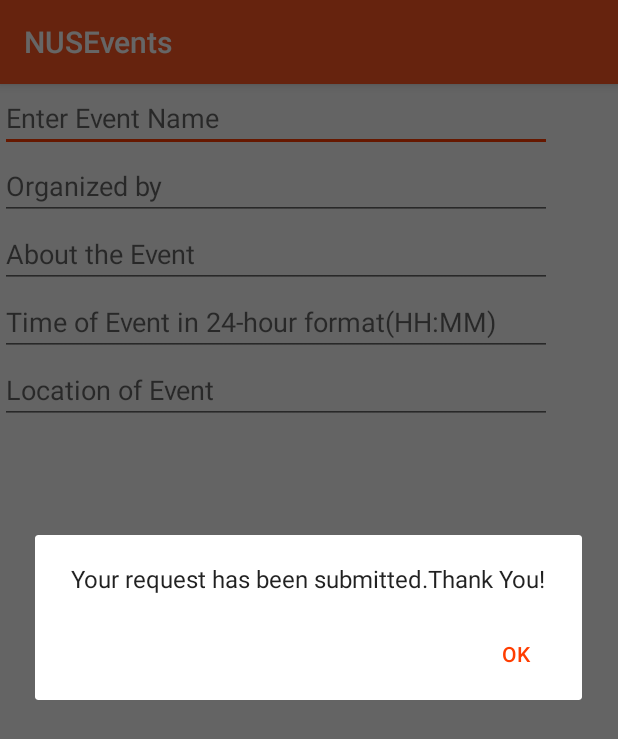
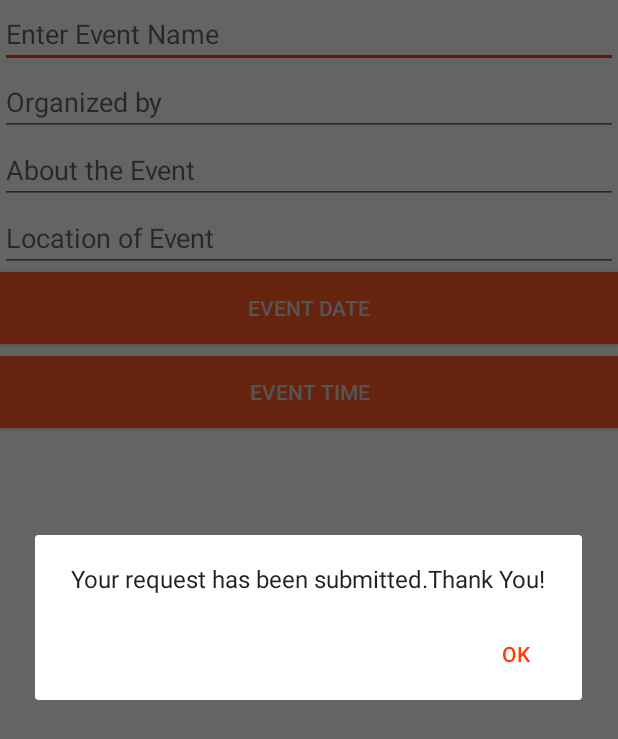
Before and after one commit to tshradheya/NUSEvents-Orbital, an Android app: the Details screen opened directly, with no data from a screen before it, after a tap on "SUBMIT REQUEST", on a phone screen of 412 x 824 dp. Shown: the top 739 px of the screen. Run offline under Robolectric (Android 15) with nearby library versions, the phone set to English and light mode, and no system bars; our stand-ins replace Firebase (no records; nobody signed in at launch, a user with empty details on screens opened directly); libraries missing offline, so code that uses them is left out: com.firebase.client.

Commit message:
Date and Time Picker

```diff
--- a/app/build.gradle
+++ b/app/build.gradle
@@ -42,6 +42,7 @@ dependencies {
     compile 'com.google.firebase:firebase-database:11.0.0'
     compile 'com.firebaseui:firebase-ui-auth:1.2.0'
     compile 'com.google.android.gms:play-services:11.0.0'
+    compile 'com.android.support:support-v4:25.3.1'
     testCompile 'junit:junit:4.12'
 }
 
@@ -56,4 +57,6 @@ dependencies {
 
 
 
+
+
 apply plugin: 'com.google.gms.google-services'
--- a/app/src/main/java/com/example/android/nusevents/Details.java
+++ b/app/src/main/java/com/example/android/nusevents/Details.java
@@ -1,21 +1,38 @@
 package com.example.android.nusevents;
 
 import android.app.AlertDialog;
+import android.app.DialogFragment;
+import android.app.Fragment;
 import android.content.DialogInterface;
+import android.support.v4.app.FragmentActivity;
 import android.support.v7.app.AppCompatActivity;
 import android.os.Bundle;
+import android.util.Log;
 import android.view.View;
 import android.widget.Button;
 import android.widget.EditText;
+import android.widget.TextView;
 
 import com.example.android.nusevents.model.EventInfo;
+import com.firebase.client.Firebase;
+import com.google.firebase.auth.FirebaseAuth;
+import com.google.firebase.auth.FirebaseUser;
 import com.google.firebase.database.DatabaseReference;
 import com.google.firebase.database.FirebaseDatabase;
 
 //import static com.example.android.nusevents.MainActivity.displaymessage;
-import static com.example.android.nusevents.model.EventInfo.isAdmin;
+import java.text.ParseException;
+import java.text.SimpleDateFormat;
+import java.util.Calendar;
+import java.util.Date;
 
-public class Details extends AppCompatActivity {
+import static android.R.attr.elegantTextHeight;
+import static android.R.attr.y;
+
+public class Details extends FragmentActivity {
+
+
+
 
     private FirebaseDatabase mFireBaseDataBase;
     private DatabaseReference mEventInfo;
@@ -23,6 +40,14 @@ public class Details extends AppCompatActivity {
     EditText nameField,organizeField,eventField,timeField,locField;
     String name,organize,event,time,location,id;
     final Boolean access=false;
+
+    public static Button timeButton;
+    public static Button dateButton;
+
+    public static int year,month, day, hour,min;
+
+
+
 
     @Override
     protected void onCreate(Bundle savedInstanceState) {
@@ -33,7 +58,8 @@ public class Details extends AppCompatActivity {
         mEventInfo=mFireBaseDataBase.getReference().child("Events");
         mSendButton = (Button) findViewById(R.id.sendButton);
 
-
+        dateButton=(Button)findViewById(R.id.datepicker);
+timeButton=(Button)findViewById(R.id.timepicker);
 
         mSendButton.setOnClickListener(new View.OnClickListener() {
             @Override
@@ -48,26 +74,53 @@ public class Details extends AppCompatActivity {
                 eventField = (EditText)findViewById(R.id.about_event);
                 event = eventField.getText().toString();
 
-                timeField = (EditText)findViewById(R.id.time_event);
-                time = timeField.getText().toString();
+                //timeField = (EditText)findViewById(R.id.time_event);
+                //time = timeField.getText().toString();
 
                 locField = (EditText)findViewById(R.id.location);
                 location = locField.getText().toString();
 
-                 id = mEventInfo.push().getKey();
+                //id = mEventInfo.push().getKey();
+
+
+               String dateString=day+"/"+month+"/"+year+" "+hour+":"+min;
+
+                long eventDateLong=0;
+
+               try {
+                   SimpleDateFormat sdf = new SimpleDateFormat("dd/MM/yyyy hh:mm");
+
+                   Date eventDate = sdf.parse(dateString);
+                   eventDateLong=eventDate.getTime();
 
 
 
-                EventInfo object = new EventInfo(name,time,location,event,organize,access,id);
+               }
+
+               catch (ParseException e){
+
+               }
+
+                FirebaseAuth mAuth = FirebaseAuth.getInstance();
+                FirebaseUser currUser= mAuth.getCurrentUser();
+
+
+
+
+                String currUid=currUser.getUid();
+
+                EventInfo object = new EventInfo(name,eventDateLong,location,event,organize,currUid,id);
 
                 mEventInfo.push().setValue(object);
                 //mEventInfo.setValue(object);
                 nameField.setText("");
                 organizeField.setText("");
                 eventField.setText("");
-                timeField.setText("");
+                //timeField.setText("");
                 locField.setText("");
                 displaymessage();
+
+
             }
         });
 
@@ -92,4 +145,45 @@ public class Details extends AppCompatActivity {
         myAlert1.show();
     }
 
+
+    public void showDatePickerDialog(View v) {
+        DialogFragment newFragment = new DatePickerFragment();
+
+        newFragment.show(getFragmentManager(),"DatePicker");
+
+
+    }
+
+    public static void showDate(int y,int m,int d)
+    {
+        year=y;
+        month=m+1;
+        day=d;
+
+
+        dateButton.setText(d+"-"+month+"-"+y);
+    }
+
+    public void showTimePickerDialog(View v) {
+        DialogFragment newFragment = new TimePickerFragment();
+        newFragment.show(getFragmentManager(), "timePicker");
+    }
+    public static void showTime(int h,int m)
+    {
+
+        hour=h;
+        min=m;
+
+        if(m/10==0) {
+
+
+            timeButton.setText(h + ":0" + m);
+        }
+
+        else{
+            timeButton.setText(h + ":" + m);
+
+        }
+    }
+
 }
--- a/app/src/main/java/com/example/android/nusevents/model/EventInfo.java
+++ b/app/src/main/java/com/example/android/nusevents/model/EventInfo.java
@@ -6,36 +6,40 @@ package com.example.android.nusevents.model;
 
 public class EventInfo {
     private String name;
-    private String time,location;
+    private String location;
+    private long time;
     private String info;
-    public static boolean isAdmin;
+    public String userCreated;
     private String owner;
     private String id;
+
+
+
 public EventInfo()
 {
     name="";
-    time="00:00";
+    time=0;
     location="random";
     info="...";
-    isAdmin=false;
-    owner="";
+    userCreated="";
+        owner="";
     id="";
 }
-public EventInfo(String a,String b,String c,String d,String e,boolean f,String id)
+public EventInfo(String a,long b,String c,String d,String e,String f,String id)
 {
     name=a;
     time=b;
     location=c;
     info=d;
     owner=e;
-    isAdmin=f;
+    userCreated=f;
     this.id = id;
 }
 public String getName()
 {
     return name;
 }
-public String getTime()
+public long getTime()
 {
     return time;
 }
@@ -52,7 +56,7 @@ public String getOwner()
 {
     return owner;
 }
-public boolean getisAdmin(){return isAdmin;}
+public String getUserCreated(){return userCreated;}
     public String getId()
     {
         return id;
--- a/app/src/main/res/layout/activity_details.xml
+++ b/app/src/main/res/layout/activity_details.xml
@@ -1,17 +1,17 @@
 <?xml version="1.0" encoding="utf-8"?>
-<android.support.constraint.ConstraintLayout xmlns:android="http://schemas.android.com/apk/res/android"
-    xmlns:app="http://schemas.android.com/apk/res-auto"
+
+
+    <LinearLayout
+
+
     xmlns:tools="http://schemas.android.com/tools"
     android:layout_width="match_parent"
     android:layout_height="match_parent"
-    tools:context="com.example.android.nusevents.Details">
 
-    <LinearLayout
-        android:layout_width="368dp"
-        android:layout_height="495dp"
+    xmlns:android="http://schemas.android.com/apk/res/android"
+
         android:orientation="vertical"
-        tools:layout_editor_absoluteY="8dp"
-        tools:layout_editor_absoluteX="8dp">
+        >
 
         <EditText
             android:layout_width="match_parent"
@@ -32,29 +32,60 @@
             android:layout_height="wrap_content"
             android:hint="About the Event"
             android:id="@+id/about_event"
-            android:inputType="textCapWords"/>
-        <EditText
+            android:inputType="textMultiLine" />
+
+    <EditText
+        android:layout_width="match_parent"
+        android:layout_height="wrap_content"
+        android:hint="Location of Event"
+        android:id="@+id/location"
+        android:inputType="textCapWords"/>
+
+        <Button
+            android:layout_width="match_parent"
+            android:layout_height="wrap_content"
+            android:text="Event Date"
+            android:onClick="showDatePickerDialog"
+            android:background="@color/colorPrimary"
+
+            android:id="@+id/datepicker"
+            android:layout_marginBottom="8dp"
+            android:textColor="@color/authui_colorPrimaryDark"
+
+            />
+
+
+    <Button
+        android:layout_width="match_parent"
+        android:layout_height="wrap_content"
+        android:text="Event Time"
+        android:onClick="showTimePickerDialog"
+        android:id="@+id/timepicker"
+        android:background="@color/colorPrimary"
+        android:textColor="@color/authui_colorPrimaryDark"
+
+        />
+
+     <!--   <EditText
             android:layout_width="match_parent"
             android:layout_height="wrap_content"
             android:hint="Time of Event in 24-hour format(HH:MM)"
             android:id="@+id/time_event"
             android:inputType="textCapWords"/>
-        <EditText
-            android:layout_width="match_parent"
-            android:layout_height="wrap_content"
-            android:hint="Location of Event"
-            android:id="@+id/location"
-            android:inputType="textCapWords"/>
 
-        <Button
-            android:layout_width="wrap_content"
-            android:layout_height="wrap_content"
-            android:text="SUBMIT REQUEST"
-            android:textStyle="bold"
-            android:layout_margin="100dp"
-            android:id="@+id/sendButton"
-            />
+            -->
 
-    </LinearLayout>
 
-</android.support.constraint.ConstraintLayout>
+    <Button
+        android:id="@+id/sendButton"
+        android:layout_width="wrap_content"
+        android:layout_height="wrap_content"
+        android:text="SUBMIT REQUEST"
+
+        android:layout_marginLeft="128dp"
+        android:layout_marginTop="100dp"
+        android:textStyle="bold" />
+
+
+
+</LinearLayout>
--- a/app/src/main/res/layout/event_list.xml
+++ b/app/src/main/res/layout/event_list.xml
@@ -47,7 +47,7 @@
     <TextView
         android:layout_width="match_parent"
         android:layout_height="wrap_content"
-        android:text="TIME OF THE EVENT"
+        android:text="Date and Time"
         android:textStyle="bold"
         android:textSize="25sp"
         android:textColor="#000000"
--- a/app/src/main/res/values/strings.xml
+++ b/app/src/main/res/values/strings.xml
@@ -9,4 +9,7 @@
     <string name="emailpassword_status_fmt">Email User: %1$s (verified: %2$b)</string>
     <string name="firebase_status_fmt">Firebase User: %s</string>
 
+    <!-- TODO: Remove or change this placeholder text -->
+    <string name="hello_blank_fragment">Hello blank fragment</string>
+
 </resources>
```
Also changed, not shown: app/src/main/java/com/example/android/nusevents/DatePickerFragment.java (added, +40 -0 lines), app/src/main/java/com/example/android/nusevents/TimePickerFragment.java (added, +33 -0 lines), app/src/main/java/com/example/android/nusevents/model/ActiveListDetailsActivity.java (+17 -2 lines).
